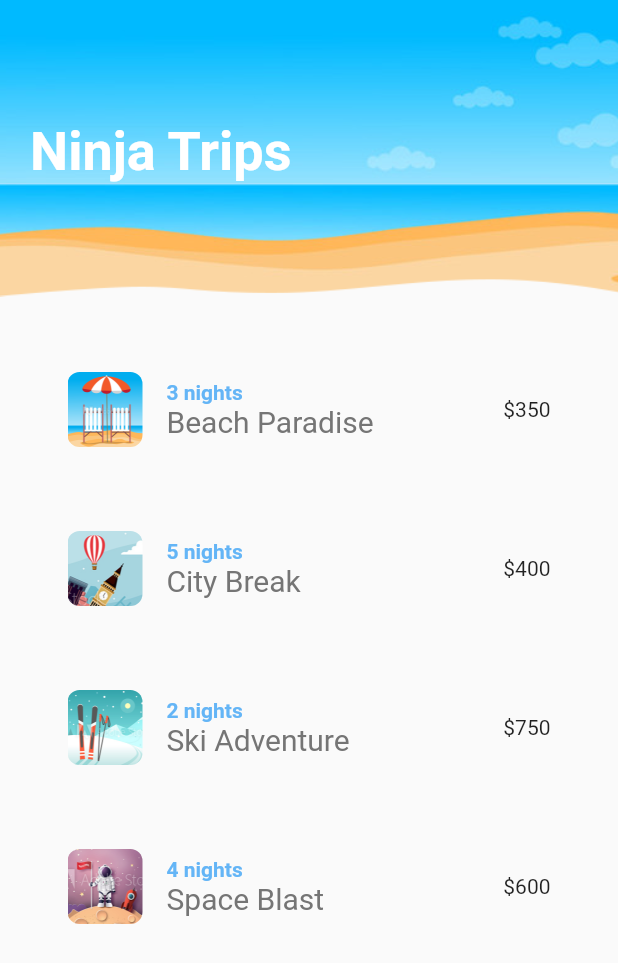
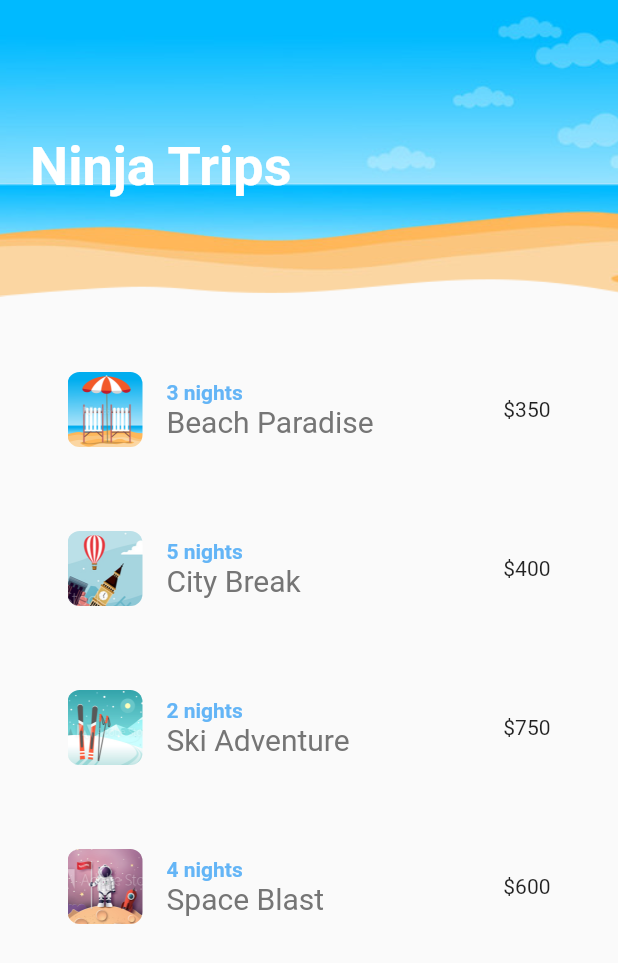
Before and after one commit to fadhilsaheer/awesome, a Flutter app: the screen it shows after launch, on a phone screen of 412 x 824 dp. Shown: the top 963 px of the screen. Run offline on Flutter 3.47's test engine with Material 2 defaults, Android fonts, the phone set to English and light mode, and no system bars; our stand-ins replace animated_text_kit, cloud_firestore, firebase_auth, firebase_core, flutter_spinkit, font_awesome_flutter and 2 more; missing offline and left inert: lipsum; accounts and stored records are empty.

Commit message:
added curve for title

```diff
--- a/awesome-flutter/ninja_trips/lib/shared/screenTitle.dart
+++ b/awesome-flutter/ninja_trips/lib/shared/screenTitle.dart
@@ -9,6 +9,7 @@ class ScreenTitle extends StatelessWidget {
   Widget build(BuildContext context) {
     return TweenAnimationBuilder(
       duration: Duration(milliseconds: 500),
+      curve: Curves.easeIn,
       child: Text(
         text,
         style: TextStyle(
@@ -22,7 +23,7 @@ class ScreenTitle extends StatelessWidget {
         return Opacity(
           opacity: _val,
           child: Padding(
-            padding: EdgeInsets.only(top: _val * 20),
+            padding: EdgeInsets.only(top: _val * 30),
             child: child,
           ),
         );
```
